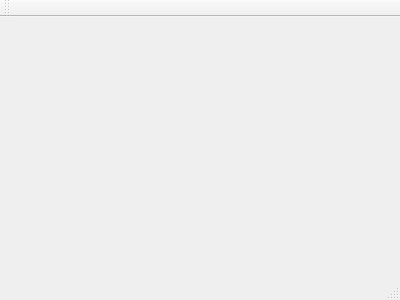
Old version of the form mainwindow.ui in the repository aganur-ahundov/Checkers.
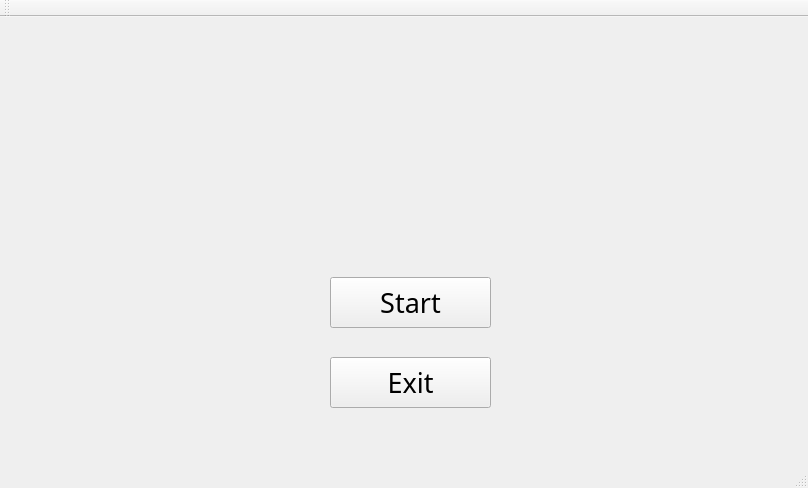
New version of the form.

Diff of the .ui file:
```diff
--- a/mainwindow.ui
+++ b/mainwindow.ui
@@ -1,24 +1,78 @@
 <ui version="4.0">
  <class>MainWindow</class>
- <widget class="QMainWindow" name="MainWindow" >
-  <property name="geometry" >
+ <widget class="QMainWindow" name="MainWindow">
+  <property name="geometry">
    <rect>
     <x>0</x>
     <y>0</y>
-    <width>400</width>
-    <height>300</height>
+    <width>808</width>
+    <height>488</height>
    </rect>
   </property>
   <property name="windowTitle" >
    <string>MainWindow</string>
   </property>
-  <widget class="QMenuBar" name="menuBar" />
-  <widget class="QToolBar" name="mainToolBar" />
-  <widget class="QWidget" name="centralWidget" />
-  <widget class="QStatusBar" name="statusBar" />
+  <widget class="QWidget" name="centralWidget">
+   <widget class="QPushButton" name="pushButton">
+    <property name="geometry">
+     <rect>
+      <x>330</x>
+      <y>260</y>
+      <width>161</width>
+      <height>51</height>
+     </rect>
+    </property>
+    <property name="font">
+     <font>
+      <family>Bauhaus 93</family>
+      <pointsize>20</pointsize>
+     </font>
+    </property>
+    <property name="text">
+     <string>Start</string>
+    </property>
+   </widget>
+   <widget class="QPushButton" name="pushButton_2">
+    <property name="geometry">
+     <rect>
+      <x>330</x>
+      <y>340</y>
+      <width>161</width>
+      <height>51</height>
+     </rect>
+    </property>
+    <property name="font">
+     <font>
+      <family>Bauhaus 93</family>
+      <pointsize>20</pointsize>
+     </font>
+    </property>
+    <property name="text">
+     <string>Exit</string>
+    </property>
+   </widget>
+  </widget>
+  <widget class="QMenuBar" name="menuBar">
+   <property name="geometry">
+    <rect>
+     <x>0</x>
+     <y>0</y>
+     <width>808</width>
+     <height>21</height>
+    </rect>
+   </property>
+  </widget>
+  <widget class="QToolBar" name="mainToolBar">
+   <attribute name="toolBarArea">
+    <enum>TopToolBarArea</enum>
+   </attribute>
+   <attribute name="toolBarBreak">
+    <bool>false</bool>
+   </attribute>
+  </widget>
+  <widget class="QStatusBar" name="statusBar"/>
  </widget>
- <layoutDefault spacing="6" margin="11" />
- <pixmapfunction></pixmapfunction>
+ <layoutdefault spacing="6" margin="11"/>
  <resources/>
  <connections/>
 </ui>
```
Left out of the diff: 3 changed lines with no effect on the pictures.
